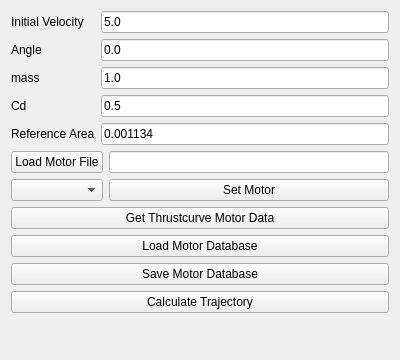
This is gui/CannonballTab.ui in qtrocket/qtrocket as Qt 5 draws it before an edit. The edited form follows.
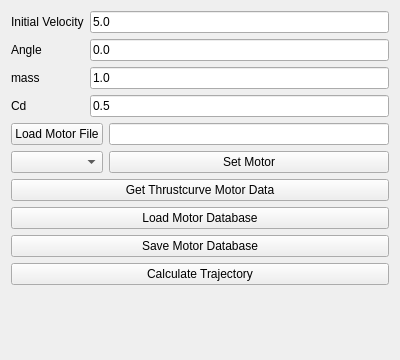
This is the edited form.

Commit message: Remove hard-coded reference area

Diff of the .ui file:
```diff
--- a/gui/CannonballTab.ui
+++ b/gui/CannonballTab.ui
@@ -75,23 +75,6 @@
        </property>
       </widget>
      </item>
-     <item row="4" column="0">
-      <widget class="QLabel" name="label_6">
-       <property name="text">
-        <string>Reference Area</string>
-       </property>
-      </widget>
-     </item>
-     <item row="4" column="1">
-      <widget class="QLineEdit" name="referenceArea">
-       <property name="toolTip">
-        <string>Aerodynamic reference (frontal) area in m²</string>
-       </property>
-       <property name="text">
-        <string>0.001134</string>
-       </property>
-      </widget>
-     </item>
     </layout>
    </item>
    <item>
```
The commit also changes 17 other files.
